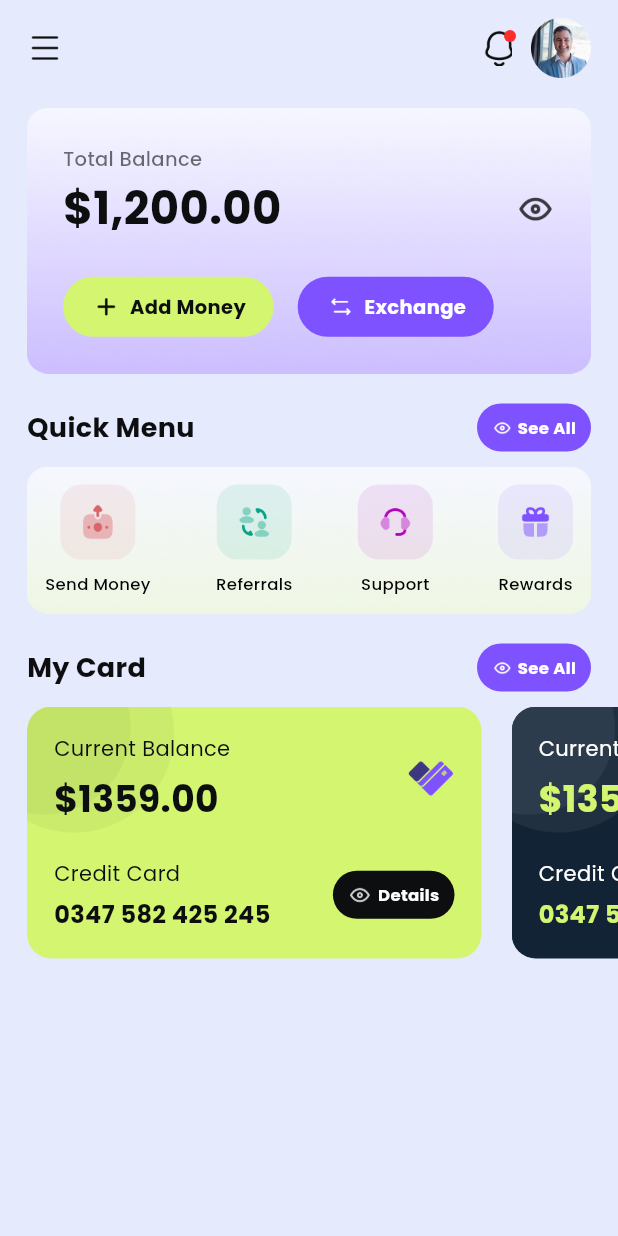
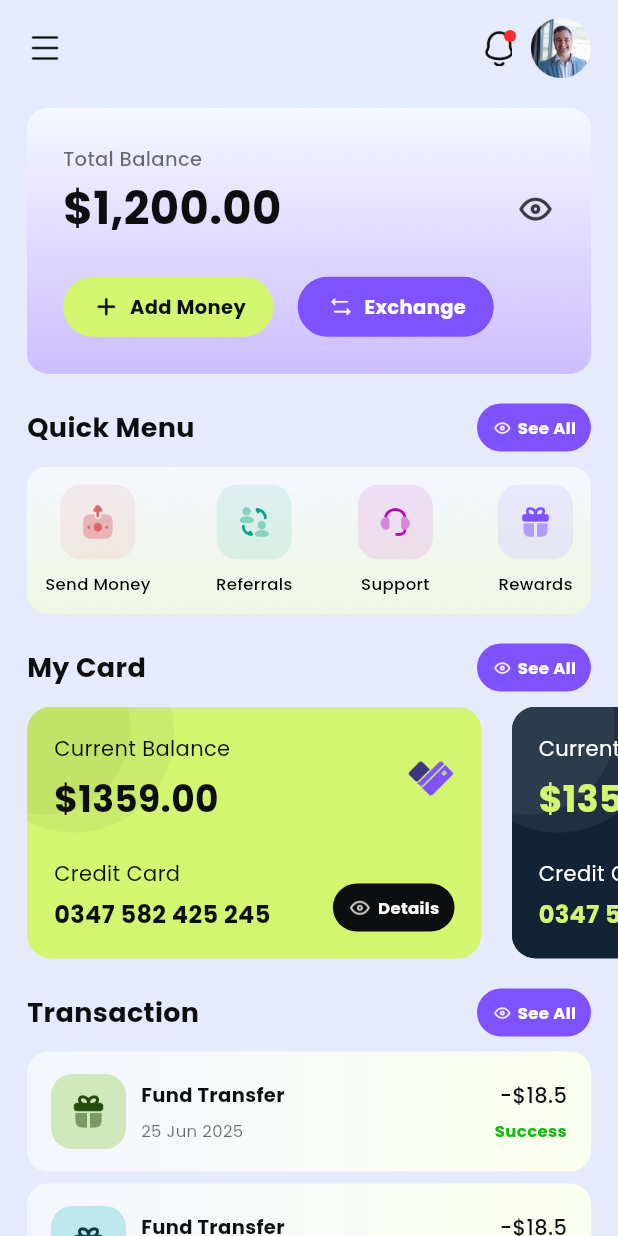
Before and after one commit to Istiakahmed180/virtu_pay_flutter_mobile_app, a Flutter app: the HomeScreen screen opened directly, on a phone screen of 412 x 824 dp. Run offline on Flutter 3.47's test engine with Material 3 defaults, Android fonts, the phone set to English and light mode, and no system bars; our stand-ins replace get.

Commit message:
Home screen transaction section design complete

```diff
--- a/lib/src/app/constants/app_colors.dart
+++ b/lib/src/app/constants/app_colors.dart
@@ -22,6 +22,7 @@ class AppColors {
   // Error/Warning/Success
   static const Color warning = Color(0xFFFFB411);
   static const Color error = Color(0xFFFF2C2C);
+  static const Color success = Color(0xFF11BC0D);
 
   // Utility
   static const Color white = Color(0xFFFFFFFF);
--- a/lib/src/presentation/screens/home/view/home_screen.dart
+++ b/lib/src/presentation/screens/home/view/home_screen.dart
@@ -4,6 +4,7 @@ import 'package:virtu_pay/src/presentation/screens/home/view/sub_sections/credit
 import 'package:virtu_pay/src/presentation/screens/home/view/sub_sections/header_section.dart';
 import 'package:virtu_pay/src/presentation/screens/home/view/sub_sections/quick_menu_section.dart';
 import 'package:virtu_pay/src/presentation/screens/home/view/sub_sections/total_balance_section.dart';
+import 'package:virtu_pay/src/presentation/screens/home/view/sub_sections/transaction_section.dart';
 
 class HomeScreen extends StatelessWidget {
   const HomeScreen({super.key});
@@ -23,6 +24,9 @@ class HomeScreen extends StatelessWidget {
             QuickMenuSection(),
             SizedBox(height: 20),
             CreditCardSliderSection(),
+            SizedBox(height: 20),
+            TransactionSection(),
+            SizedBox(height: 32),
           ],
         ),
       ),
--- a/lib/src/presentation/screens/home/view/sub_sections/credit_card_slider_section.dart
+++ b/lib/src/presentation/screens/home/view/sub_sections/credit_card_slider_section.dart
@@ -115,6 +115,7 @@ class CreditCardSliderSection extends StatelessWidget {
                     ),
                     Row(
                       mainAxisAlignment: MainAxisAlignment.spaceBetween,
+                      crossAxisAlignment: CrossAxisAlignment.end,
                       children: [
                         Column(
                           crossAxisAlignment: CrossAxisAlignment.start,
--- /dev/null
+++ b/lib/src/presentation/screens/home/view/sub_sections/transaction_section.dart
@@ -0,0 +1,151 @@
+import 'package:flutter/material.dart';
+import 'package:virtu_pay/src/app/constants/app_colors.dart';
+import 'package:virtu_pay/src/app/constants/assets_path/png_assets.dart';
+import 'package:virtu_pay/src/presentation/screens/home/view/sub_sections/title_and_see_all_section.dart';
+
+class TransactionSection extends StatelessWidget {
+  const TransactionSection({super.key});
+
+  @override
+  Widget build(BuildContext context) {
+    final List<Map<String, dynamic>> transactionList = [
+      {
+        "iconBgColor": Color(0xFFCFE9BD),
+        "iconColor": Color(0xFF26490E),
+        "title": "Fund Transfer",
+        "date": "25 Jun 2025",
+        "balance": "-\$18.5",
+        "status": "Success",
+      },
+      {
+        "iconBgColor": Color(0xFFBEE6ED),
+        "iconColor": Color(0xFF093A43),
+        "title": "Fund Transfer",
+        "date": "25 Jun 2025",
+        "balance": "-\$18.5",
+        "status": "Success",
+      },
+      {
+        "iconBgColor": Color(0xFFFFEDA3),
+        "iconColor": Color(0xFF433407),
+        "title": "Fund Transfer",
+        "date": "25 Jun 2025",
+        "balance": "-\$18.5",
+        "status": "Success",
+      },
+      {
+        "iconBgColor": Color(0xFFF1D7FF),
+        "iconColor": Color(0xFF560482),
+        "title": "Fund Transfer",
+        "date": "25 Jun 2025",
+        "balance": "-\$18.5",
+        "status": "Success",
+      },
+    ];
+
+    return Column(
+      children: [
+        Padding(
+          padding: EdgeInsets.symmetric(horizontal: 18),
+          child: TitleAndSeeAllSection(title: "Transaction"),
+        ),
+        const SizedBox(height: 10,),
+        ListView.separated(
+          physics: NeverScrollableScrollPhysics(),
+          shrinkWrap: true,
+          padding: EdgeInsets.symmetric(horizontal: 18),
+          itemBuilder: (context, index) {
+            final transaction = transactionList[index];
+
+            return Container(
+              padding: EdgeInsets.symmetric(horizontal: 16, vertical: 15),
+              decoration: BoxDecoration(
+                borderRadius: BorderRadius.circular(14),
+                gradient: LinearGradient(
+                  colors: [Color(0xFFF4F6FF), Color(0xFFFBFFEE)],
+                  begin: Alignment.centerLeft,
+                  end: Alignment.centerRight,
+                ),
+              ),
+              child: Row(
+                children: [
+                  Container(
+                    padding: EdgeInsets.all(13),
+                    width: 50,
+                    height: 50,
+                    decoration: BoxDecoration(
+                      color: transaction["iconBgColor"],
+                      borderRadius: BorderRadius.circular(14),
+                    ),
+                    child: Image.asset(
+                      PngAssets.commonGiftIcon,
+                      width: 24,
+                      height: 24,
+                      color: transaction["iconColor"],
+                    ),
+                  ),
+                  const SizedBox(width: 10),
+                  Expanded(
+                    child: Column(
+                      children: [
+                        Row(
+                          mainAxisAlignment: MainAxisAlignment.spaceBetween,
+                          children: [
+                            Text(
+                              transaction["title"],
+                              style: TextStyle(
+                                fontWeight: FontWeight.w600,
+                                fontSize: 13,
+                                color: AppColors.textPrimary,
+                              ),
+                            ),
+                            Text(
+                              transaction["balance"],
+                              style: TextStyle(
+                                fontWeight: FontWeight.w500,
+                                fontSize: 14,
+                                color: AppColors.textPrimary,
+                              ),
+                            ),
+                          ],
+                        ),
+                        const SizedBox(height: 6),
+                        Row(
+                          mainAxisAlignment: MainAxisAlignment.spaceBetween,
+                          children: [
+                            Text(
+                              transaction["date"],
+                              style: TextStyle(
+                                fontWeight: FontWeight.w400,
+                                fontSize: 11,
+                                color: AppColors.textPrimary.withValues(
+                                  alpha: 0.60,
+                                ),
+                              ),
+                            ),
+                            Text(
+                              transaction["status"],
+                              style: TextStyle(
+                                fontWeight: FontWeight.w700,
+                                fontSize: 11,
+                                color: AppColors.success,
+                              ),
+                            ),
+                          ],
+                        ),
+                      ],
+                    ),
+                  ),
+                ],
+              ),
+            );
+          },
+          separatorBuilder: (context, index) {
+            return SizedBox(height: 8);
+          },
+          itemCount: transactionList.length,
+        ),
+      ],
+    );
+  }
+}
```
